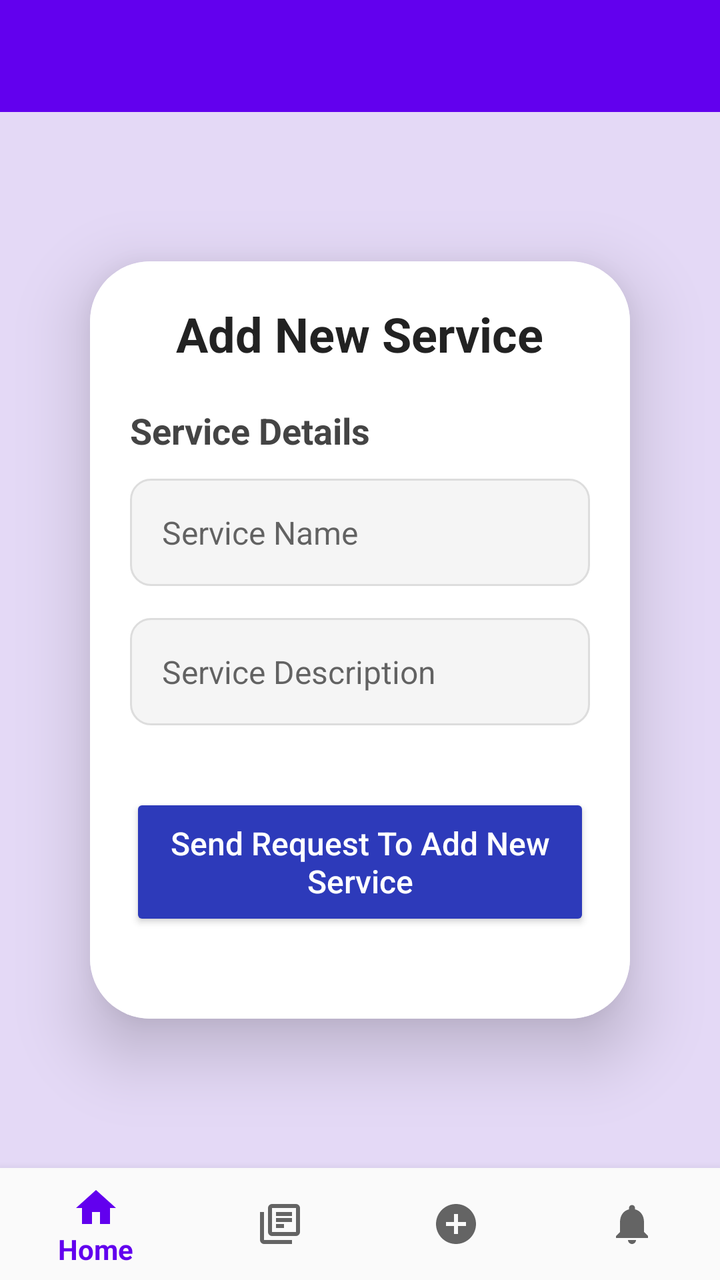
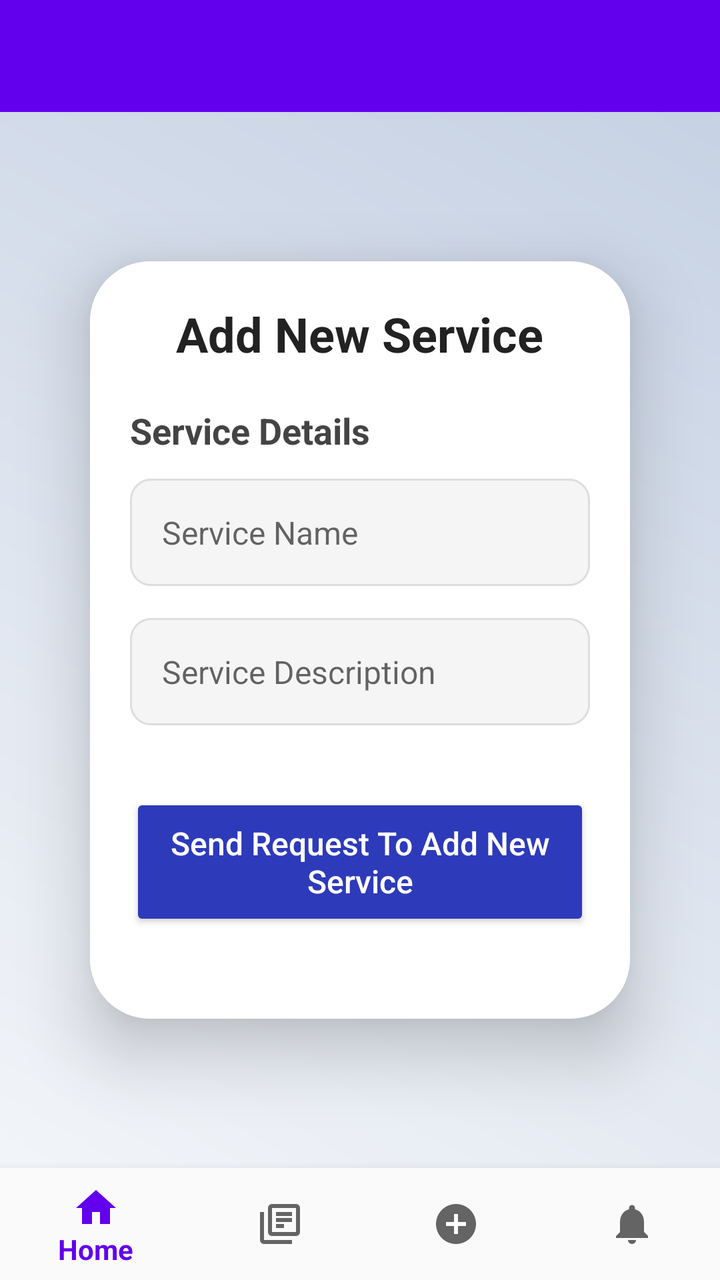

Screens rendered from an Android XML layout before and after an edit, with the pre-edit source and the edit as a unified diff.
<!-- AndroidManifest.xml: application theme AppTheme -->
<!-- res/layout/activity_add.xml -->
<?xml version="1.0" encoding="utf-8"?>
<androidx.constraintlayout.widget.ConstraintLayout
    xmlns:android="http://schemas.android.com/apk/res/android"
    xmlns:app="http://schemas.android.com/apk/res-auto"
    xmlns:tools="http://schemas.android.com/tools"
    android:layout_width="match_parent"
    android:layout_height="match_parent"
    android:background="#E4D9F6"
    tools:context=".AddActivity">

    
    <com.google.android.material.appbar.AppBarLayout
        android:id="@+id/appBarLayout"
        android:layout_width="0dp"
        android:layout_height="wrap_content"
        android:theme="@style/AppTheme.AppBarOverlay"
        app:layout_constraintTop_toTopOf="parent"
        app:layout_constraintStart_toStartOf="parent"
        app:layout_constraintEnd_toEndOf="parent">

        <androidx.appcompat.widget.Toolbar
            android:id="@+id/toolbar"
            android:layout_width="match_parent"
            android:layout_height="?attr/actionBarSize"
            android:background="?attr/colorPrimary"
            app:popupTheme="@style/AppTheme.PopupOverlay" />
    </com.google.android.material.appbar.AppBarLayout>

    
    <androidx.cardview.widget.CardView
        android:id="@+id/cardView"
        android:layout_width="270dp"
        android:layout_height="wrap_content"
        android:layout_margin="16dp"
        app:cardCornerRadius="30dp"
        app:cardElevation="20dp"
        app:layout_constraintTop_toBottomOf="@id/appBarLayout"
        app:layout_constraintBottom_toTopOf="@id/bottom_navigation"
        app:layout_constraintStart_toStartOf="parent"
        app:layout_constraintEnd_toEndOf="parent"
        app:layout_constraintVertical_bias="0.5">

        <ScrollView
            android:layout_width="match_parent"
            android:layout_height="wrap_content">

            <LinearLayout
                android:orientation="vertical"
                android:layout_width="match_parent"
                android:layout_height="wrap_content"
                android:padding="20dp"
                android:background="@color/white">

                
                <TextView
                    android:layout_width="wrap_content"
                    android:layout_height="wrap_content"
                    android:text="Add New Service"
                    android:textSize="24sp"
                    android:textStyle="bold"
                    android:textColor="#222222"
                    android:layout_marginBottom="20dp"
                    android:layout_gravity="center_horizontal" />

                
                <TextView
                    android:layout_width="wrap_content"
                    android:layout_height="wrap_content"
                    android:text="Service Details"
                    android:textSize="18sp"
                    android:textStyle="bold"
                    android:textColor="#444444"
                    android:layout_marginBottom="12dp" />

                
                <EditText
                    android:id="@+id/serviceNameInput"
                    android:layout_width="match_parent"
                    android:layout_height="wrap_content"
                    android:hint="Service Name"
                    android:background="@drawable/edittext_background"
                    android:padding="16dp"
                    android:textColor="#000000"
                    android:textSize="16sp"
                    android:layout_marginBottom="16dp" />

                
                <EditText
                    android:id="@+id/serviceDescription"
                    android:layout_width="match_parent"
                    android:layout_height="wrap_content"
                    android:hint="Service Description"
                    android:background="@drawable/edittext_background"
                    android:padding="16dp"
                    android:textColor="#000000"
                    android:textSize="16sp"
                    android:layout_marginBottom="24dp" />

                
                <Button
                    android:id="@+id/addCardButton"
                    android:layout_width="match_parent"
                    android:layout_height="wrap_content"
                    android:text="Send Request To Add New Service"
                    android:textAllCaps="false"
                    android:textColor="@android:color/white"
                    android:textSize="16sp"
                    android:backgroundTint="#2D3ABA"
                    android:padding="14dp"
                    android:layout_marginTop="10dp"
                    android:layout_marginBottom="24dp"
                    android:fontFamily="sans-serif-medium"/>

            </LinearLayout>
        </ScrollView>

    </androidx.cardview.widget.CardView>

    
    <com.google.android.material.bottomnavigation.BottomNavigationView
        android:id="@+id/bottom_navigation"
        android:layout_width="0dp"
        android:layout_height="wrap_content"
        android:layout_marginTop="8dp"
        android:background="?android:attr/windowBackground"
        app:menu="@menu/bottom_navigation_menu"
        app:layout_constraintBottom_toBottomOf="parent"
        app:layout_constraintStart_toStartOf="parent"
        app:layout_constraintEnd_toEndOf="parent"/>

</androidx.constraintlayout.widget.ConstraintLayout>
<!-- resources referenced by this layout -->
<resources>
  <color name="white">#FFFFFFFF</color>
  <!-- drawable edittext_background (drawable) -->
  <?xml version="1.0" encoding="utf-8"?>
  <shape xmlns:android="http://schemas.android.com/apk/res/android"
      android:shape="rectangle">
      <solid android:color="#F5F5F5"/>
      <stroke android:width="1dp" android:color="#DDDDDD"/>
      <corners android:radius="10dp"/>
  </shape>
  <style name="AppTheme.AppBarOverlay" parent="ThemeOverlay.AppCompat.Dark.ActionBar" />
  <style name="AppTheme.PopupOverlay" parent="ThemeOverlay.AppCompat.Light" />
  <style name="AppTheme" parent="Theme.AppCompat.Light.NoActionBar">
          <item name="colorPrimary">@color/colorPrimary</item>
          <item name="colorPrimaryDark">@color/colorPrimaryDark</item>
          <item name="colorAccent">@color/colorAccent</item>
          
  
          <item name="colorSecondary">@color/teal_200</item>
          <item name="colorSecondaryVariant">@color/teal_700</item>
          <item name="colorOnSecondary">@color/black</item>
          
          <item name="android:statusBarColor">?attr/colorPrimaryVariant</item>
      </style>
  <color name="colorPrimary">#6200EE</color>
  <color name="colorPrimaryDark">#3700B3</color>
  <color name="colorAccent">#03DAC5</color>
  <color name="teal_200">#FF03DAC5</color>
  <color name="teal_700">#FF018786</color>
  <color name="black">#FF000000</color>
</resources>

<!-- the commit's change to res/layout/activity_add.xml (unified diff, before → after) -->
@@ -5,7 +5,7 @@
     xmlns:tools="http://schemas.android.com/tools"
     android:layout_width="match_parent"
     android:layout_height="match_parent"
-    android:background="#E4D9F6"
+    android:background="@drawable/card_background"
     tools:context=".AddActivity">
 
     
<!-- resource entries referenced after the edit -->
@@ -1,6 +1,15 @@
 <!-- resources referenced by this layout -->
 <resources>
   <color name="white">#FFFFFFFF</color>
+  <!-- drawable card_background (drawable) -->
+  <?xml version="1.0" encoding="utf-8"?>
+  <shape xmlns:android="http://schemas.android.com/apk/res/android">
+      <gradient
+          android:angle="45"
+          android:startColor="#F5F7FA"
+          android:endColor="#C3CFE2"/>
+      <corners android:radius="20dp"/>
+  </shape>
   <!-- drawable edittext_background (drawable) -->
   <?xml version="1.0" encoding="utf-8"?>
   <shape xmlns:android="http://schemas.android.com/apk/res/android"
